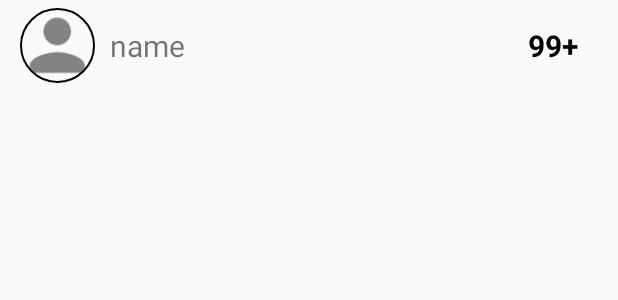
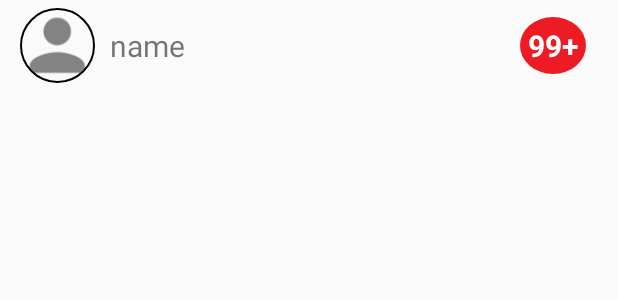
Before and after one commit to ashwinisawanth412/BasicSampleApp2, an Android app: the layout room_list_item.xml on its own in the app's theme, with its tools: preview values and no code run, on a phone screen of 412 x 824 dp. Shown: the top 300 px of the screen. Run offline under Robolectric (Android 15) with nearby library versions, the phone set to English and light mode, and no system bars.

```diff
--- a/app/src/main/res/drawable/unread_msg_drawable.xml
+++ b/app/src/main/res/drawable/unread_msg_drawable.xml
@@ -1,6 +1,6 @@
 <?xml version="1.0" encoding="utf-8"?>
 <shape xmlns:android="http://schemas.android.com/apk/res/android"
-    android:shape="ring" >
+    android:shape="oval" >
 
     <!-- View background color -->
     <solid
--- a/app/src/main/res/layout/room_list_item.xml
+++ b/app/src/main/res/layout/room_list_item.xml
@@ -31,7 +31,7 @@
         android:layout_alignParentRight="true"
         android:layout_centerVertical="true"
         android:layout_marginRight="16dp"
-        android:textColor="@color/black"
+        android:textColor="@color/white"
         android:background="@drawable/unread_msg_drawable"
         android:text="99+"
         android:textStyle="bold"
```
